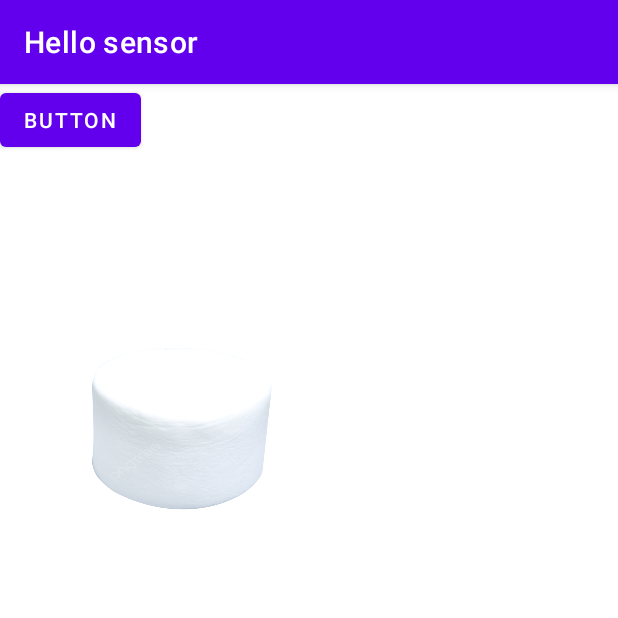
After one commit to tapptorp/Hello-Sensor, an Android app: the ActivityMarshmallow screen opened directly, with no data from a screen before it, on a phone screen of 412 x 824 dp, the top half of it. The commit adds this screen. Run offline under Robolectric (Android 15) with nearby library versions, the phone set to English and light mode, and no system bars.

Commit message:
La till knapp för marshmallow och mycket fin bild

```diff
--- a/app/src/main/AndroidManifest.xml
+++ b/app/src/main/AndroidManifest.xml
@@ -12,6 +12,9 @@
         android:theme="@style/Theme.HelloSensor"
         tools:targetApi="31">
         <activity
+            android:name=".ActivityMarshmallow"
+            android:exported="false" />
+        <activity
             android:name=".MainActivity"
             android:exported="true">
             <intent-filter>
--- /dev/null
+++ b/app/src/main/java/com/example/hellosensor/ActivityMarshmallow.java
@@ -0,0 +1,36 @@
+package com.example.hellosensor;
+
+import androidx.appcompat.app.AppCompatActivity;
+
+import android.content.Intent;
+import android.os.Bundle;
+import android.view.View;
+import android.widget.Button;
+
+public class ActivityMarshmallow extends AppCompatActivity implements View.OnClickListener {
+
+    @Override
+    protected void onCreate(Bundle savedInstanceState) {
+        super.onCreate(savedInstanceState);
+        setContentView(R.layout.activity_marshmallow);
+
+
+        Button buttonM1 = findViewById(R.id.buttonM1);
+        buttonM1.setOnClickListener(this);
+    }
+
+
+    public void onClick(View view) {
+        switch (view.getId()) {
+            case R.id.buttonM1:
+                startActivity(new Intent(ActivityMarshmallow.this, MainActivity.class));
+
+        }
+    }
+
+
+    @Override
+    public void onPointerCaptureChanged(boolean hasCapture) {
+        super.onPointerCaptureChanged(hasCapture);
+    }
+}
--- /dev/null
+++ b/app/src/main/res/layout/activity_marshmallow.xml
@@ -0,0 +1,28 @@
+<?xml version="1.0" encoding="utf-8"?>
+<androidx.constraintlayout.widget.ConstraintLayout xmlns:android="http://schemas.android.com/apk/res/android"
+    xmlns:app="http://schemas.android.com/apk/res-auto"
+    xmlns:tools="http://schemas.android.com/tools"
+    android:layout_width="match_parent"
+    android:layout_height="match_parent"
+    tools:context=".ActivityMarshmallow">
+
+    <Button
+        android:id="@+id/buttonM1"
+        android:layout_width="wrap_content"
+        android:layout_height="wrap_content"
+        android:text="Button"
+        tools:layout_editor_absoluteX="134dp"
+        tools:layout_editor_absoluteY="89dp"
+        tools:ignore="MissingConstraints" />
+
+    <ImageView
+        android:id="@+id/imageView2"
+        android:layout_width="247dp"
+        android:layout_height="457dp"
+        android:scaleX="1"
+        android:scaleY="0.7"
+        app:layout_constraintStart_toStartOf="parent"
+        app:layout_constraintTop_toTopOf="parent"
+        app:srcCompat="@drawable/marshmallow"
+        tools:ignore="MissingConstraints" />
+</androidx.constraintlayout.widget.ConstraintLayout>
```
Also changed, not shown: app/src/main/java/com/example/hellosensor/MainActivity.java (+29 -8 lines), app/src/main/res/layout/activity_main.xml (+16 -2 lines), app/src/main/res/drawable/marshmallow.jpg (added).
